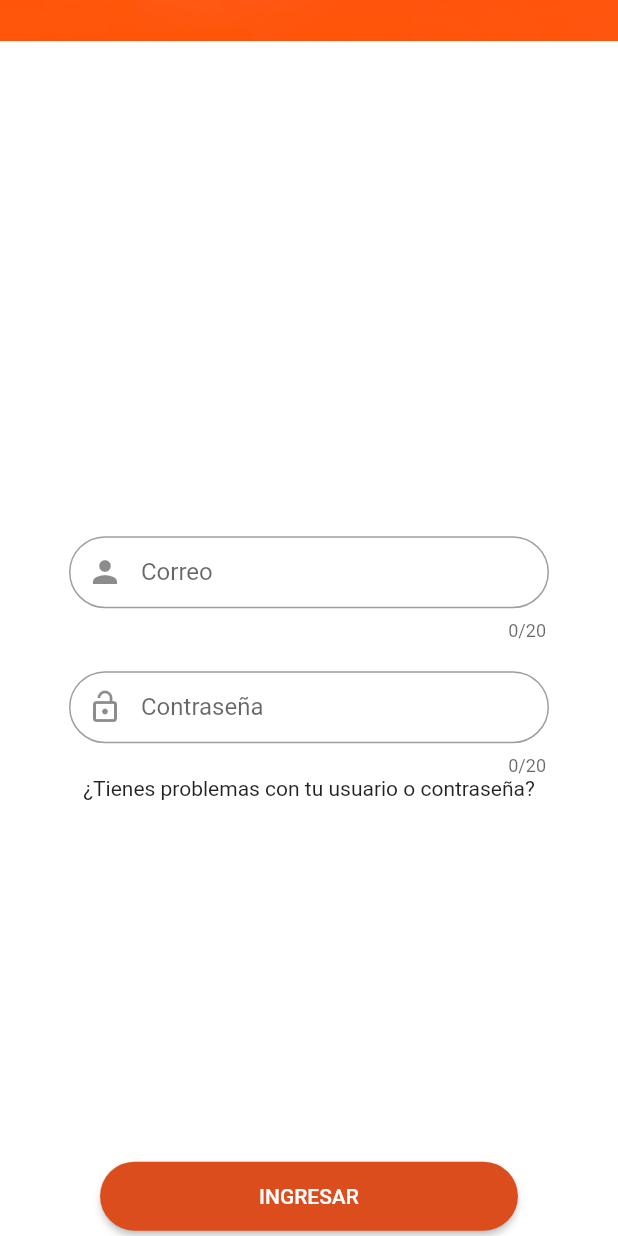
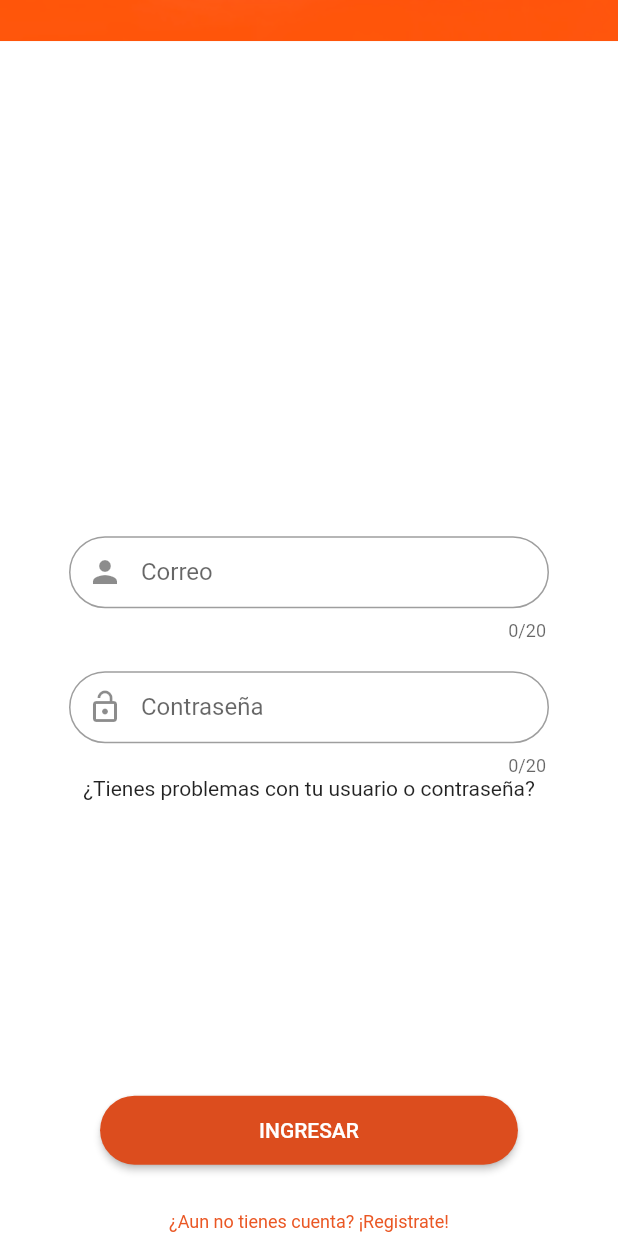
Before and after one commit to Amtrex/Bustop, a Flutter app: the screen it shows after launch, scrolled down 576 dp, on a phone screen of 412 x 824 dp. Run offline on Flutter 3.47's test engine with Material 2 defaults, Android fonts, the phone set to English and light mode, and no system bars.

Commit message:
Link del Login a el Register

```diff
--- a/lib/src/pages/scroll_page.dart
+++ b/lib/src/pages/scroll_page.dart
@@ -121,7 +121,7 @@ class _ScrollPageState extends State<ScrollPage> {
               child: GestureDetector(
                 child: Text("¿Tienes problemas con tu usuario o contraseña?"),
 
-                onTap:(){Navigator.pushNamed(context, 'home');}
+                onTap:(){Navigator.pushNamed(context, '/');}
 
               )
 
@@ -138,6 +138,20 @@ class _ScrollPageState extends State<ScrollPage> {
                 padding: EdgeInsets.symmetric(horizontal:90.0,vertical:15.0),
               ),
               onPressed: (){},
+            ),
+
+              SizedBox(
+              height: 30.0,
+            ),
+
+             Container(
+              child: GestureDetector(
+                child: Text("¿Aun no tienes cuenta? ¡Registrate!" , style: TextStyle(color: Color(0xffea5724), fontSize: 12.0, )),
+
+                onTap:(){Navigator.pushNamed(context, 'home');}
+
+              )
+
             ),
 
 
```
